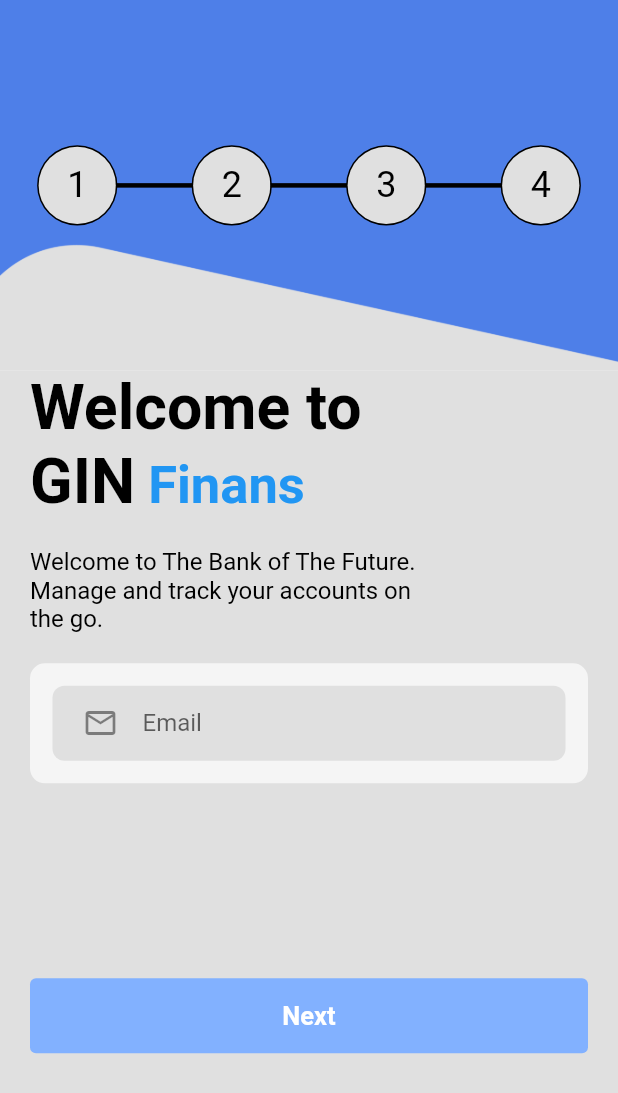
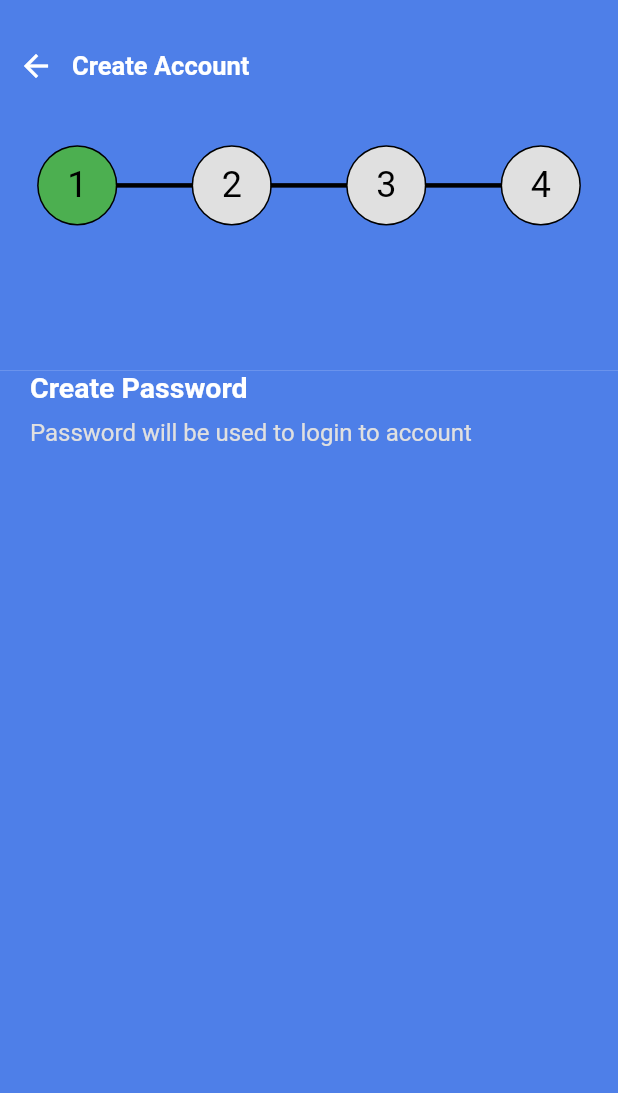
Before and after one commit to abdmhamzah/sign-up-with-dart, a Flutter app: the screen it shows after launch, on a phone screen of 412 x 824 dp. Shown: the top 1093 px of the screen. Run offline on Flutter 3.47's test engine with Material 2 defaults, Android fonts, the light colour scheme and no system bars.

Commit message:
resolved routing to next screen, initiated appBar routing to previous screen

```diff
--- /dev/null
+++ b/lib/components/back_button.dart
@@ -0,0 +1,22 @@
+import 'package:flutter/material.dart';
+
+import '../constants.dart';
+
+Padding backButton(BuildContext context) {
+  return Padding(
+    padding: const EdgeInsets.only(top: 20),
+    child: Row(
+      children: [
+        IconButton(
+            icon: Icon(Icons.arrow_back, color: Colors.white),
+            onPressed: () {
+              Navigator.of(context).pop();
+            }),
+        Text(
+          "Create Account",
+          style: buttonText,
+        )
+      ],
+    ),
+  );
+}
--- a/lib/components/default_button.dart
+++ b/lib/components/default_button.dart
@@ -20,7 +20,7 @@ class DefaultButton extends StatelessWidget {
         child: TextButton(
           onPressed: press,
           style: TextButton.styleFrom(
-            backgroundColor: Colors.blueAccent.shade100,
+            backgroundColor: secondaryColor,
             padding: EdgeInsets.only(top: 15, bottom: 15),
             enableFeedback: true,
           ),
--- a/lib/constants.dart
+++ b/lib/constants.dart
@@ -1,9 +1,18 @@
 import 'package:flutter/material.dart';
+
+const primaryColor = Color(0xFF4E7FE8);
+const secondaryColor = Color(0xFF829fde);
 
 TextStyle stepper = TextStyle(
   color: Colors.black,
   fontSize: 24,
   fontWeight: FontWeight.normal,
+);
+
+TextStyle titleWhite = TextStyle(
+  color: Colors.white,
+  fontSize: 19,
+  fontWeight: FontWeight.bold,
 );
 
 TextStyle bodyBlack = TextStyle(
--- a/lib/main.dart
+++ b/lib/main.dart
@@ -1,7 +1,9 @@
+import 'package:dkatalis/screens/screen_password_form/screen_password_form.dart';
 import 'package:dkatalis/theme.dart';
 import 'package:flutter/material.dart';
 import 'routes.dart';
 import 'screens/screen_email_form/screen_email_form.dart';
+import 'screens/screen_password_form/screen_password_form.dart';
 
 void main() {
   runApp(MyApp());
@@ -15,7 +17,7 @@ class MyApp extends StatelessWidget {
       title: 'Flutter Test Hamzah Abdullah Mubarak',
       debugShowCheckedModeBanner: false,
       theme: theme(),
-      initialRoute: ScreenEmailForm.routeName,
+      initialRoute: ScreenPasswordForm.routeName,
       routes: routes,
     );
   }
--- a/lib/routes.dart
+++ b/lib/routes.dart
@@ -1,6 +1,8 @@
 import 'package:flutter/material.dart';
 import 'package:dkatalis/screens/screen_email_form/screen_email_form.dart';
+import 'screens/screen_password_form/screen_password_form.dart';
 
 final Map<String, WidgetBuilder> routes = {
-  ScreenEmailForm.routeName: (context) => ScreenEmailForm()
+  ScreenEmailForm.routeName: (context) => ScreenEmailForm(),
+  ScreenPasswordForm.routeName: (context) => ScreenPasswordForm()
 };
--- a/lib/screens/screen_email_form/components/body.dart
+++ b/lib/screens/screen_email_form/components/body.dart
@@ -66,7 +66,7 @@ class _BodyState extends State<Body> {
                   text: " Finans",
                   style: TextStyle(
                     fontSize: 35,
-                    color: Colors.blue,
+                    color: primaryColor,
                     fontWeight: FontWeight.bold,
                   ),
                 ),
--- a/lib/screens/screen_email_form/components/form_email.dart
+++ b/lib/screens/screen_email_form/components/form_email.dart
@@ -1,6 +1,7 @@
 import 'package:dkatalis/components/default_button.dart';
 import 'package:dkatalis/components/form_error.dart';
 import 'package:flutter/material.dart';
+import 'package:dkatalis/screens/screen_password_form/screen_password_form.dart';
 
 import '../../../constants.dart';
 
@@ -27,8 +28,9 @@ class _FormEmailState extends State<FormEmail> {
           DefaultButton(
             text: "Next",
             press: () {
-              if (_formKey.currentState.validate()) {
+              if (_formKey.currentState.validate() && errors.length == 0) {
                 _formKey.currentState.save();
+                Navigator.pushNamed(context, ScreenPasswordForm.routeName);
               }
             },
           )
@@ -72,7 +74,8 @@ class _FormEmailState extends State<FormEmail> {
                 errors.add(emailEmptyErrorText);
               });
             } else if (!emailValidatorRegExp.hasMatch(value) &&
-                !errors.contains(invalidEmailErrorText)) {
+                !errors.contains(invalidEmailErrorText) &&
+                errors.length == 0) {
               setState(() {
                 errors.add(invalidEmailErrorText);
               });
--- a/lib/screens/screen_password_form/components/body.dart
+++ b/lib/screens/screen_password_form/components/body.dart
@@ -0,0 +1,61 @@
+import 'package:dkatalis/components/back_button.dart';
+import 'package:dkatalis/size_config.dart';
+import 'package:flutter/material.dart';
+import 'package:dkatalis/constants.dart';
+import 'package:dkatalis/components/stepper_screen.dart';
+
+class Body extends StatefulWidget {
+  @override
+  _BodyState createState() => _BodyState();
+}
+
+class _BodyState extends State<Body> {
+  @override
+  Widget build(BuildContext context) {
+    return Column(children: <Widget>[
+      Expanded(
+        flex: 3,
+        child: Stack(
+          children: <Widget>[
+            buildTopShape(),
+            StepperContent(currentScreen: 1),
+            backButton(context),
+          ],
+        ),
+      ),
+      Expanded(
+        flex: 7,
+        child: buildMiddleContent(),
+      )
+    ]);
+  }
+
+  Container buildTopShape() {
+    return Container(
+      constraints: BoxConstraints.expand(),
+      decoration: BoxDecoration(
+        color: primaryColor,
+      ),
+    );
+  }
+
+  Container buildMiddleContent() {
+    return Container(
+      padding: const EdgeInsets.only(left: 20, right: 20),
+      color: primaryColor,
+      width: getProportionateScreenWidth(375),
+      child: Column(
+        crossAxisAlignment: CrossAxisAlignment.start,
+        children: <Widget>[
+          Text("Create Password", style: titleWhite),
+          SizedBox(height: 10),
+          Text(
+            "Password will be used to login to account",
+            style: bodyWhite,
+          ),
+          SizedBox(height: 20),
+        ],
+      ),
+    );
+  }
+}
--- a/lib/screens/screen_password_form/screen_password_form.dart
+++ b/lib/screens/screen_password_form/screen_password_form.dart
@@ -0,0 +1,15 @@
+import 'package:flutter/material.dart';
+import 'package:dkatalis/size_config.dart';
+import 'components/body.dart';
+
+class ScreenPasswordForm extends StatelessWidget {
+  static String routeName = "/password_form";
+  @override
+  Widget build(BuildContext context) {
+    SizeConfig().init(context);
+    return Scaffold(
+      // appBar: AppBar(),
+      body: Body(),
+    );
+  }
+}
--- a/lib/theme.dart
+++ b/lib/theme.dart
@@ -1,13 +1,27 @@
+import 'package:dkatalis/constants.dart';
 import 'package:flutter/material.dart';
 
 ThemeData theme() {
   return ThemeData(
     scaffoldBackgroundColor: Colors.white,
     fontFamily: "Roboto",
-    textTheme: TextTheme(
-      bodyText1: TextStyle(color: Colors.white),
-      bodyText2: TextStyle(color: Colors.black),
-    ),
+    textTheme: textTheme(),
+    appBarTheme: appBarTheme(),
     visualDensity: VisualDensity.adaptivePlatformDensity,
   );
 }
+
+TextTheme textTheme() {
+  return TextTheme(
+    bodyText1: TextStyle(color: Colors.white),
+    bodyText2: TextStyle(color: Colors.black),
+  );
+}
+
+AppBarTheme appBarTheme() {
+  return AppBarTheme(
+    color: primaryColor,
+    elevation: 0,
+    iconTheme: IconThemeData(color: Colors.black),
+  );
+}
```
